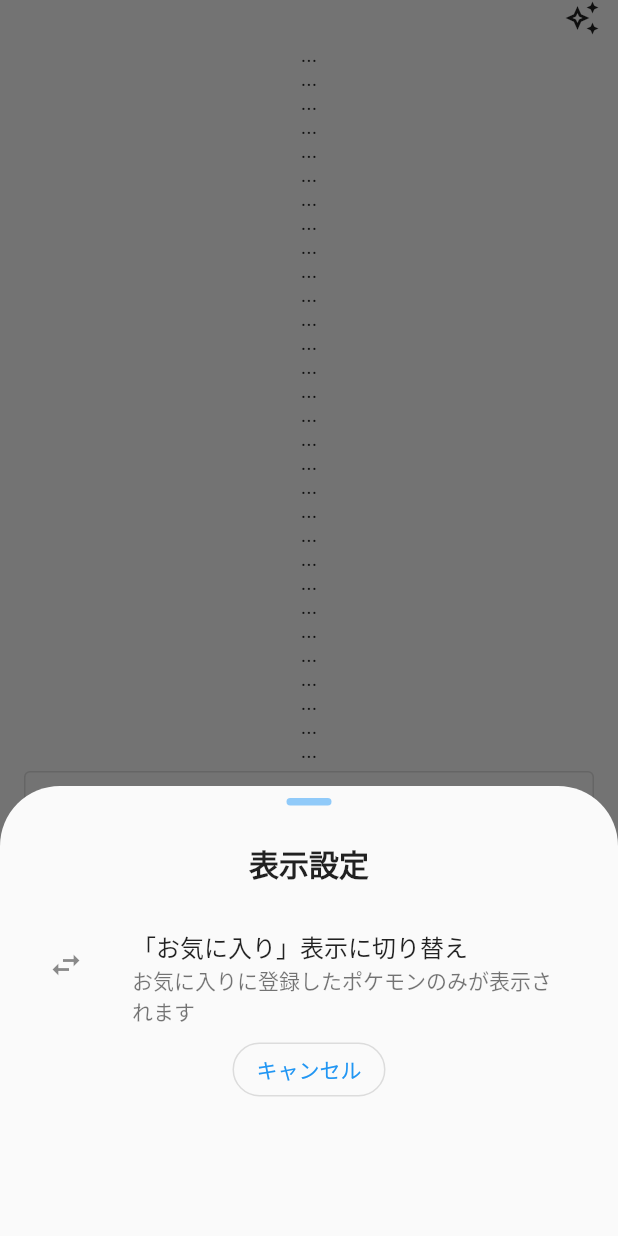
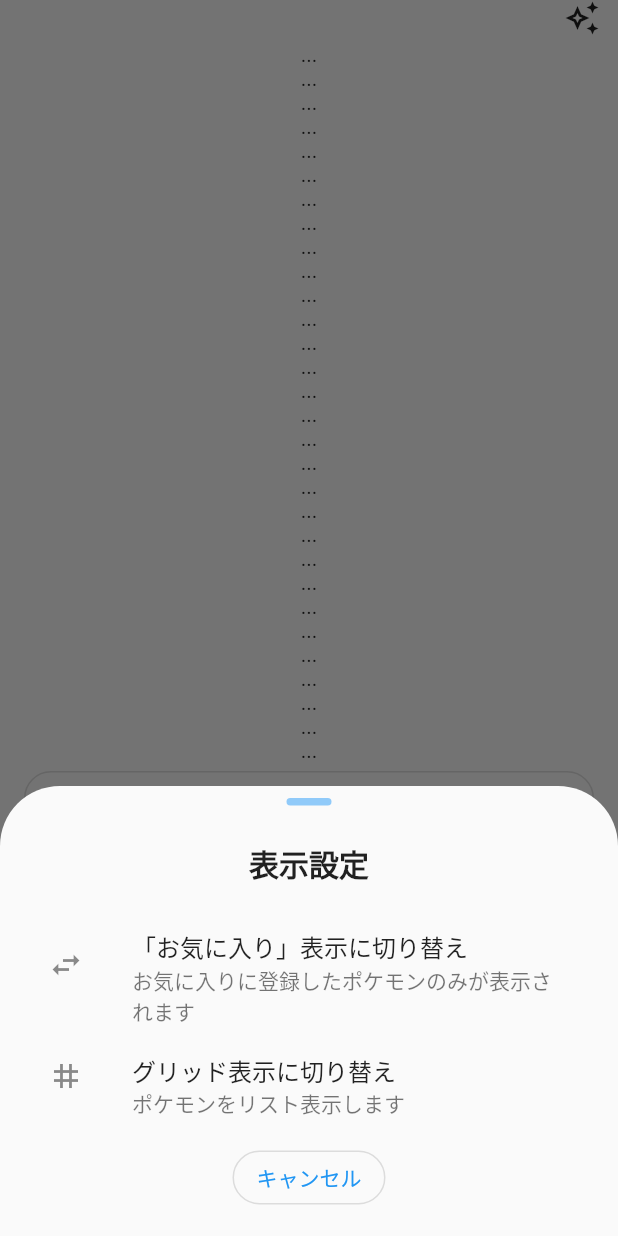
Before and after one commit to trm11tkr/pokemon-pictorial-book, a Flutter app: the screen it shows after launch, after a tap on the "auto awesome" icon, on a phone screen of 412 x 824 dp. Run offline on Flutter 3.47's test engine with Material 2 defaults, Android fonts, the phone set to English and light mode, and no system bars; our stand-ins replace shared_preferences, sqflite; accounts and stored records are empty; network calls fail.

Commit message:
introduce grid mode

```diff
--- a/lib/main.dart
+++ b/lib/main.dart
@@ -69,7 +69,10 @@
   Widget build(BuildContext context) {
     return Scaffold(
       body: SafeArea(
-        child: currentIndex == 0 ? const PokeList() : const Settings(),
+        child: IndexedStack(
+          index: currentIndex,
+          children: const [PokeList(), Settings()],
+        ),
       ),
       bottomNavigationBar: BottomNavigationBar(
           onTap: (value) {
--- a/lib/poke_list.dart
+++ b/lib/poke_list.dart
@@ -2,6 +2,7 @@
 import 'package:pokemon_pictorial_book/const/poke_api.dart';
 import 'package:pokemon_pictorial_book/models/favorite.dart';
 import 'package:pokemon_pictorial_book/models/pokemon.dart';
+import 'package:pokemon_pictorial_book/poke_grid_item.dart';
 import 'package:pokemon_pictorial_book/poke_list_item.dart';
 import 'package:provider/provider.dart';
 
@@ -16,6 +17,7 @@
   static const int pageSize = 30;
 
   bool isFavoriteMode = false;
+  bool isGridMode = false;
   int _currentPage = 1;
 
   int itemCount(int favsCount, int page) {
@@ -48,14 +50,34 @@
     }
   }
 
+  Widget buildMoreTile(bool isLastPage) {
+    return OutlinedButton(
+      style: OutlinedButton.styleFrom(
+        shape: RoundedRectangleBorder(
+          borderRadius: BorderRadius.circular(20),
+        ),
+      ),
+      onPressed: isLastPage
+          ? null
+          : () => {
+                setState(() => _currentPage++),
+              },
+      child: const Text('more'),
+    );
+  }
+
   void changeFavMode(bool currentMode) {
     setState(() => isFavoriteMode = !currentMode);
+  }
+
+  void changeGridMode(bool currentMode) {
+    setState(() => isGridMode = !currentMode);
   }
 
   @override
   Widget build(BuildContext context) {
     return Consumer<FavoritesNotifier>(
-      builder: (context, value, child) => Column(
+      builder: (context, favs, child) => Column(
         children: [
           Container(
             height: 24,
@@ -76,6 +98,8 @@
                     return ViewModeBottomSheet(
                       favMode: isFavoriteMode,
                       changeFavMode: changeFavMode,
+                      gridMode: isGridMode,
+                      changeGridMode: changeGridMode,
                     );
                   },
                 );
@@ -87,26 +111,43 @@
           ),
           Expanded(
             child: Consumer<PokemonNotifier>(builder: (context, pokes, child) {
-              return itemCount(value.favs.length, _currentPage) == 0
+              return itemCount(favs.favs.length, _currentPage) == 0
                   ? const Text('No Data')
+                  : isGridMode
+                      ? GridView.builder(
+                          gridDelegate:
+                              const SliverGridDelegateWithFixedCrossAxisCount(
+                            crossAxisCount: 3,
+                          ),
+                          itemCount:
+                              itemCount(favs.favs.length, _currentPage) + 1,
+                          itemBuilder: (context, index) {
+                            if (index ==
+                                itemCount(favs.favs.length, _currentPage)) {
+                              return Padding(
+                                  padding: const EdgeInsets.all(16),
+                                  child: buildMoreTile(isLastPage(
+                                      favs.favs.length, _currentPage)));
+                            } else {
+                              return PokeGridItem(
+                                pokemon: pokes.byId(itemId(favs.favs, index)),
+                              );
+                            }
+                          },
+                        )
                       : ListView.builder(
                           padding: const EdgeInsets.symmetric(
                               vertical: 4, horizontal: 16),
-                      itemCount: itemCount(value.favs.length, _currentPage) + 1,
+                          itemCount:
+                              itemCount(favs.favs.length, _currentPage) + 1,
                           itemBuilder: (context, index) {
                             if (index ==
-                            itemCount(value.favs.length, _currentPage)) {
-                          return OutlinedButton(
-                              onPressed:
-                                  !isLastPage(value.favs.length, _currentPage)
-                                      ? () => {
-                                            setState(() => _currentPage++),
-                                          }
-                                      : null,
-                              child: const Text('more'));
+                                itemCount(favs.favs.length, _currentPage)) {
+                              return buildMoreTile(
+                                  isLastPage(favs.favs.length, _currentPage));
                             } else {
                               return PokeListItem(
-                            pokemon: pokes.byId(itemId(value.favs, index)),
+                                pokemon: pokes.byId(itemId(favs.favs, index)),
                               );
                             }
                           });
@@ -123,11 +164,17 @@
     Key? key,
     required this.favMode,
     required this.changeFavMode,
+    required this.gridMode,
+    required this.changeGridMode,
   }) : super(key: key);
   final bool favMode;
-  final void Function(bool) changeFavMode;
+  final Function(bool) changeFavMode;
+  final bool gridMode;
+  final Function(bool) changeGridMode;
 
-  String get mainText => '表示設定';
+  String mainText(bool fav) {
+    return '表示設定';
+  }
 
   String menuFavTitle(bool fav) {
     if (fav) {
@@ -142,6 +189,22 @@
       return '全てのポケモンが表示されます';
     } else {
       return 'お気に入りに登録したポケモンのみが表示されます';
+    }
+  }
+
+  String menuGridTitle(bool grid) {
+    if (grid) {
+      return 'リスト表示に切り替え';
+    } else {
+      return 'グリッド表示に切り替え';
+    }
+  }
+
+  String menuGridSubtitle(bool grid) {
+    if (grid) {
+      return 'ポケモンをグリッド表示します';
+    } else {
+      return 'ポケモンをリスト表示します';
     }
   }
 
@@ -164,7 +227,7 @@
             Padding(
               padding: const EdgeInsets.symmetric(horizontal: 16, vertical: 24),
               child: Text(
-                mainText,
+                mainText(favMode),
                 style: const TextStyle(
                   fontSize: 20,
                   fontWeight: FontWeight.bold,
@@ -184,6 +247,19 @@
                 Navigator.pop(context);
               },
             ),
+            ListTile(
+              leading: const Icon(Icons.grid_3x3),
+              title: Text(
+                menuGridTitle(gridMode),
+              ),
+              subtitle: Text(
+                menuGridSubtitle(gridMode),
+              ),
+              onTap: () {
+                changeGridMode(gridMode);
+                Navigator.pop(context);
+              },
+            ),
             OutlinedButton(
               style: OutlinedButton.styleFrom(
                 shape: RoundedRectangleBorder(
```
Also changed, not shown: lib/poke_grid_item.dart (added, +59 -0 lines). Lines whose indentation alone changed are shown as unchanged.
